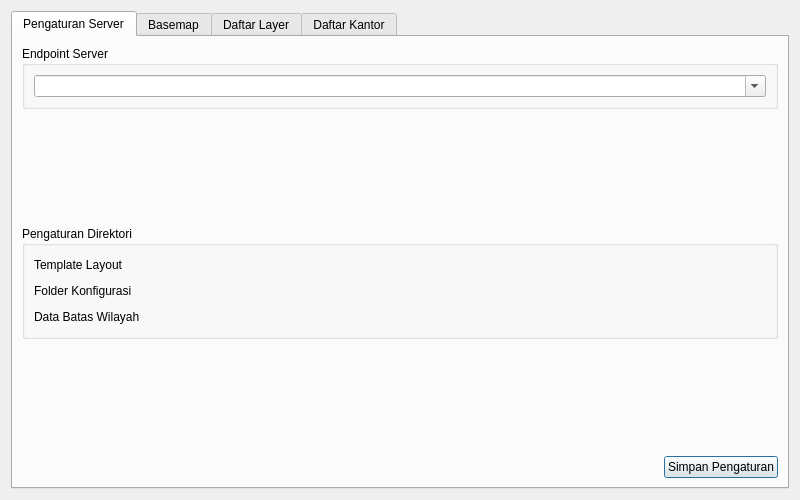
The window that ui/pengaturan.ui (nyanyaon/GeoKKP-GIS) describes before a commit, drawn with Qt 5.
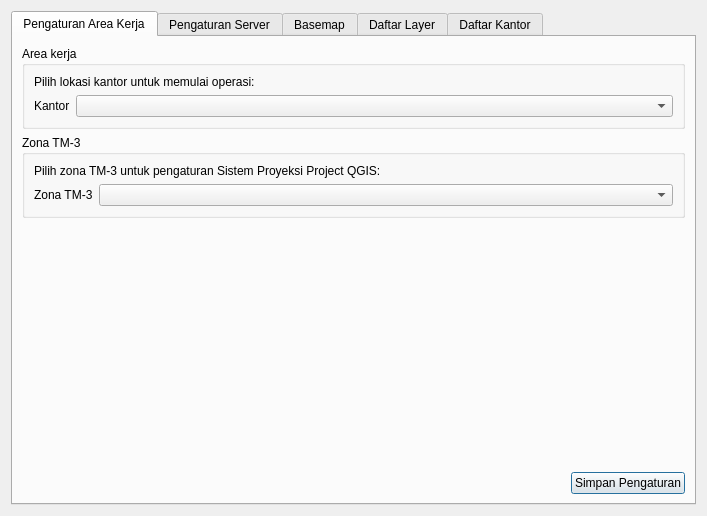
The same window after the commit. Custom widgets are drawn as their Qt base class.

What changed in the file:
```diff
--- a/ui/pengaturan.ui
+++ b/ui/pengaturan.ui
@@ -6,8 +6,8 @@
    <rect>
     <x>0</x>
     <y>0</y>
-    <width>800</width>
-    <height>500</height>
+    <width>707</width>
+    <height>516</height>
    </rect>
   </property>
   <property name="sizePolicy">
@@ -25,11 +25,8 @@
   <property name="windowTitle">
    <string>Pengaturan GeoKKP</string>
   </property>
-  <layout class="QGridLayout" name="gridLayout">
-   <property name="sizeConstraint">
-    <enum>QLayout::SetDefaultConstraint</enum>
-   </property>
-   <item row="0" column="0">
+  <layout class="QVBoxLayout" name="verticalLayout_3">
+   <item>
     <layout class="QHBoxLayout" name="horizontalLayout">
      <item>
       <widget class="QTabWidget" name="tabPengaturanServer">
@@ -42,12 +39,146 @@
        <property name="currentIndex">
         <number>0</number>
        </property>
+       <widget class="QWidget" name="tab">
+        <attribute name="title">
+         <string>Pengaturan Area Kerja</string>
+        </attribute>
+        <layout class="QVBoxLayout" name="verticalLayout">
+         <item>
+          <widget class="QGroupBox" name="groupBox_3">
+           <property name="title">
+            <string>Area kerja</string>
+           </property>
+           <layout class="QGridLayout" name="gridLayout">
+            <item row="1" column="0">
+             <layout class="QHBoxLayout" name="horizontalLayout_13">
+              <item>
+               <widget class="QLabel" name="label_7">
+                <property name="sizePolicy">
+                 <sizepolicy hsizetype="Fixed" vsizetype="Fixed">
+                  <horstretch>0</horstretch>
+                  <verstretch>0</verstretch>
+                 </sizepolicy>
+                </property>
+                <property name="text">
+                 <string>Kantor</string>
+                </property>
+               </widget>
+              </item>
+              <item>
+               <widget class="QComboBox" name="combo_kantor"/>
+              </item>
+             </layout>
+            </item>
+            <item row="0" column="0">
+             <widget class="QLabel" name="label_8">
+              <property name="sizePolicy">
+               <sizepolicy hsizetype="Preferred" vsizetype="Fixed">
+                <horstretch>0</horstretch>
+                <verstretch>0</verstretch>
+               </sizepolicy>
+              </property>
+              <property name="text">
+               <string>Pilih lokasi kantor untuk memulai operasi:</string>
+              </property>
+              <property name="wordWrap">
+               <bool>true</bool>
+              </property>
+             </widget>
+            </item>
+           </layout>
+          </widget>
+         </item>
+         <item>
+          <widget class="QGroupBox" name="groupBox_4">
+           <property name="title">
+            <string>Zona TM-3</string>
+           </property>
+           <layout class="QGridLayout" name="gridLayout_8">
+            <item row="1" column="0">
+             <layout class="QHBoxLayout" name="horizontalLayout_14">
+              <item>
+               <widget class="QLabel" name="label_10">
+                <property name="sizePolicy">
+                 <sizepolicy hsizetype="Fixed" vsizetype="Fixed">
+                  <horstretch>0</horstretch>
+                  <verstretch>0</verstretch>
+                 </sizepolicy>
+                </property>
+                <property name="text">
+                 <string>Zona TM-3</string>
+                </property>
+               </widget>
+              </item>
+              <item>
+               <widget class="QComboBox" name="combo_tm3"/>
+              </item>
+             </layout>
+            </item>
+            <item row="0" column="0">
+             <widget class="QLabel" name="label_9">
+              <property name="sizePolicy">
+               <sizepolicy hsizetype="Preferred" vsizetype="Fixed">
+                <horstretch>0</horstretch>
+                <verstretch>0</verstretch>
+               </sizepolicy>
+              </property>
+              <property name="text">
+               <string>Pilih zona TM-3 untuk pengaturan Sistem Proyeksi Project QGIS:</string>
+              </property>
+              <property name="wordWrap">
+               <bool>true</bool>
+              </property>
+             </widget>
+            </item>
+           </layout>
+          </widget>
+         </item>
+         <item>
+          <spacer name="verticalSpacer_3">
+           <property name="orientation">
+            <enum>Qt::Vertical</enum>
+           </property>
+           <property name="sizeHint" stdset="0">
+            <size>
+             <width>20</width>
+             <height>40</height>
+            </size>
+           </property>
+          </spacer>
+         </item>
+         <item>
+          <layout class="QHBoxLayout" name="horizontalLayout_12">
+           <item>
+            <spacer name="horizontalSpacer_11">
+             <property name="orientation">
+              <enum>Qt::Horizontal</enum>
+             </property>
+             <property name="sizeHint" stdset="0">
+              <size>
+               <width>40</width>
+               <height>20</height>
+              </size>
+             </property>
+            </spacer>
+           </item>
+           <item>
+            <widget class="QPushButton" name="simpanPengaturan">
+             <property name="text">
+              <string>Simpan Pengaturan</string>
+             </property>
+            </widget>
+           </item>
+          </layout>
+         </item>
+        </layout>
+       </widget>
        <widget class="QWidget" name="server">
         <attribute name="title">
          <string>Pengaturan Server</string>
         </attribute>
-        <layout class="QGridLayout" name="gridLayout_4">
-         <item row="0" column="0" colspan="2">
+        <layout class="QVBoxLayout" name="verticalLayout_2">
+         <item>
           <widget class="QGroupBox" name="groupBox">
            <property name="title">
             <string>Endpoint Server</string>
@@ -72,7 +203,7 @@
            </layout>
           </widget>
          </item>
-         <item row="1" column="0">
+         <item>
           <spacer name="verticalSpacer">
            <property name="orientation">
             <enum>Qt::Vertical</enum>
@@ -85,7 +216,7 @@
            </property>
           </spacer>
          </item>
-         <item row="2" column="0" colspan="2">
+         <item>
           <widget class="QGroupBox" name="groupBox_2">
            <property name="title">
             <string>Pengaturan Direktori</string>
@@ -250,7 +381,7 @@
            </layout>
           </widget>
          </item>
-         <item row="3" column="1">
+         <item>
           <spacer name="verticalSpacer_2">
            <property name="orientation">
             <enum>Qt::Vertical</enum>
@@ -263,7 +394,7 @@
            </property>
           </spacer>
          </item>
-         <item row="4" column="0" colspan="2">
+         <item>
           <layout class="QHBoxLayout" name="horizontalLayout_4">
            <item>
             <spacer name="horizontalSpacer_3">
```
